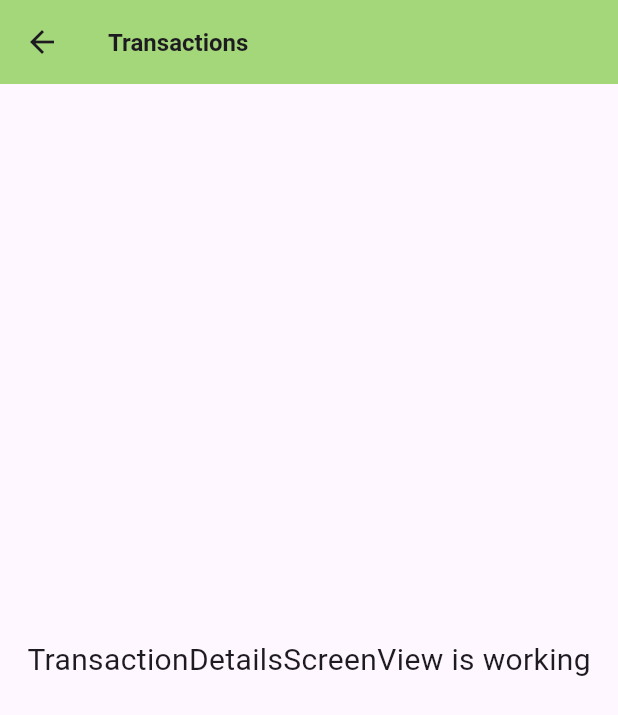
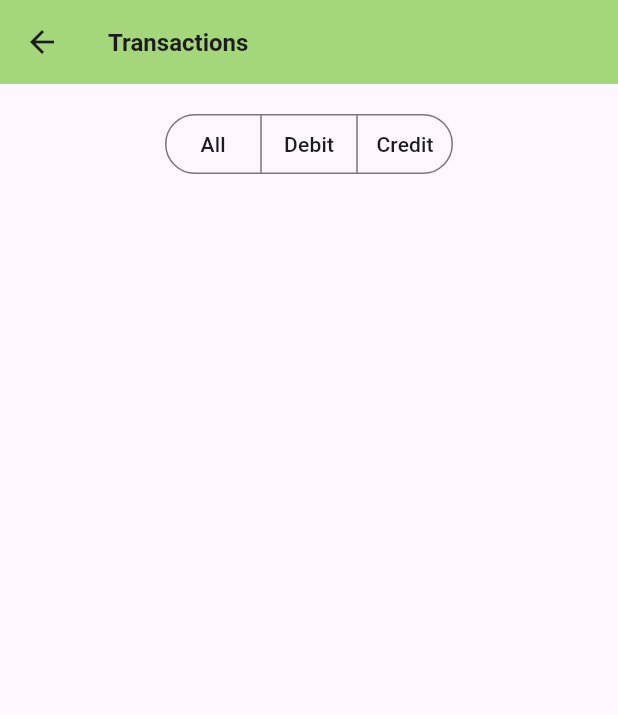
Before and after one commit to leah-n1/bill_splitter, a Flutter app: the TransactionDetailsScreenView screen opened by its route, on a phone screen of 412 x 824 dp. Shown: the top 715 px of the screen. Run offline on Flutter 3.47's test engine with Material 3 defaults, Android fonts, the phone set to English and light mode, and no system bars; our stand-ins replace get, loading_animation_widget.

Commit message:
initial transaction screen

```diff
--- a/lib/app/routes/app_pages.dart
+++ b/lib/app/routes/app_pages.dart
@@ -78,7 +78,7 @@ class AppPages {
     ),
     GetPage(
       name: _Paths.TRANSACTION_DETAILS_SCREEN,
-      page: () => const TransactionDetailsScreenView(),
+      page: () => TransactionDetailsScreenView(),
       binding: TransactionDetailsScreenBinding(),
     ),
   ];
--- a/lib/presentation/screen/login_screen/views/login_screen_view.dart
+++ b/lib/presentation/screen/login_screen/views/login_screen_view.dart
@@ -2,7 +2,6 @@ import 'package:flutter/material.dart';
 
 import 'package:get/get.dart';
 
-import '../../../../app/routes/app_pages.dart';
 import '../../../app_colors.dart';
 import '../controllers/login_screen_controller.dart';
 
--- a/lib/presentation/screen/transaction_details__screen/views/transaction_details_screen_view.dart
+++ b/lib/presentation/screen/transaction_details__screen/views/transaction_details_screen_view.dart
@@ -1,25 +1,51 @@
 import 'package:flutter/material.dart';
-
 import 'package:get/get.dart';
 import 'package:get_x/presentation/app_colors.dart';
+import '../controllers/transaction_details_screen_controller.dart';
 
-import '../controllers/transaction_details_screen_controller.dart';
+enum TransactionDetailType { all, debit, credit }
 
 class TransactionDetailsScreenView
     extends GetView<TransactionDetailsScreenController> {
-  const TransactionDetailsScreenView({Key? key}) : super(key: key);
+  final Set<TransactionDetailType> typeTransaction = <TransactionDetailType>{};
+
+  TransactionDetailsScreenView({Key? key}) : super(key: key);
+
   @override
   Widget build(BuildContext context) {
     return Scaffold(
       appBar: AppBar(
         backgroundColor: AppColors.primaryBase,
-        title: const Text('Transactions', style: TextStyle(fontSize:16,fontWeight:FontWeight.bold),),
+        title: const Text(
+          'Transactions',
+          style: TextStyle(fontSize: 16, fontWeight: FontWeight.bold),
+        ),
         centerTitle: false,
       ),
-      body: const Center(
-        child: Text(
-          'TransactionDetailsScreenView is working',
-          style: TextStyle(fontSize: 20),
+      body:  Center(
+        child: Column(
+          mainAxisAlignment: MainAxisAlignment.start,
+          children: [
+              const SizedBox(height: 16),
+              SegmentedButton<TransactionDetailType>(
+              segments: const <ButtonSegment<TransactionDetailType>>[
+                ButtonSegment<TransactionDetailType>(
+                  value: TransactionDetailType.all,
+                  label: Text('All',)),
+                ButtonSegment<TransactionDetailType>(
+                  value: TransactionDetailType.all,
+                  label: Text('Debit')),
+                 ButtonSegment<TransactionDetailType>(
+                  value: TransactionDetailType.all,
+                  label: Text('Credit')),
+                ],
+              selected: typeTransaction,
+              onSelectionChanged: (Set<TransactionDetailType> selectedType) {
+                // Handle the selection change here
+              },
+              emptySelectionAllowed: true,
+            )
+          ],
         ),
       ),
     );
```
